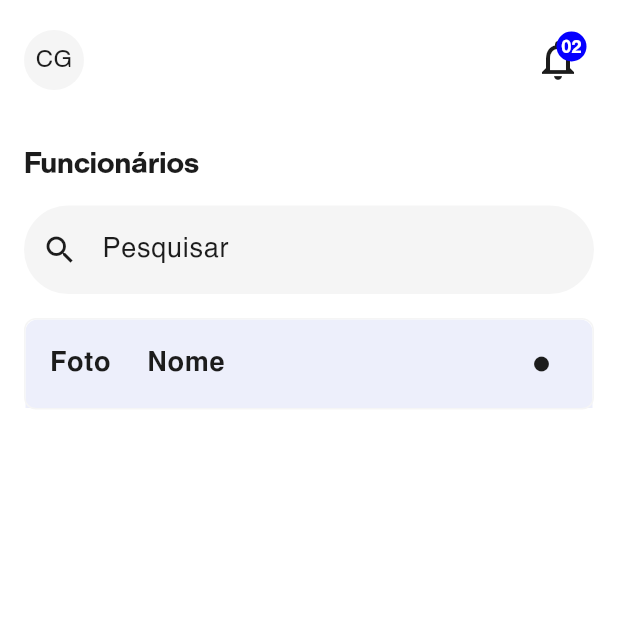
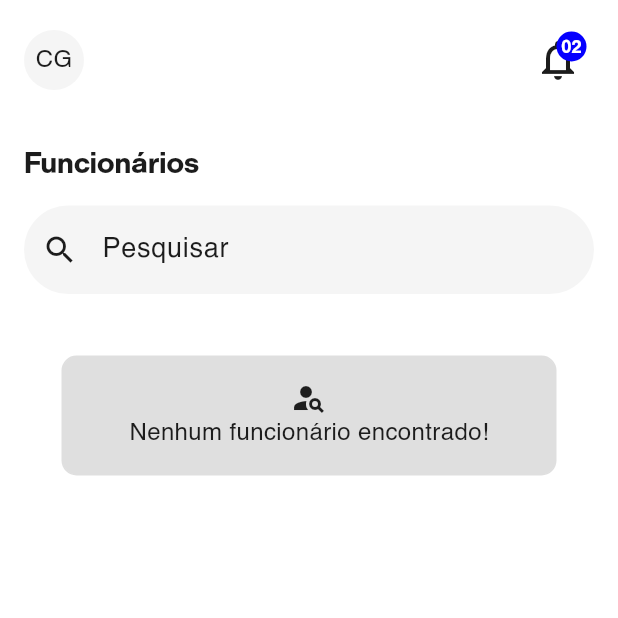
Before and after one commit to guilherme-g7/teste_pratico_betalent, a Flutter app: the screen it shows after launch, on a phone screen of 412 x 824 dp, the top half of it. Run offline on Flutter 3.47's test engine with Material 3 defaults, Android fonts, the phone set to English and light mode, and no system bars; our stand-ins replace dio, go_router, logger; network calls fail.

Commit message:
Adicionado card notfound quando busca não resultar em um employee.

```diff
--- a/lib/ui/features/employees/employess_screen.dart
+++ b/lib/ui/features/employees/employess_screen.dart
@@ -5,12 +5,14 @@ import 'package:teste_pratico_betalent/ui/features/employees/view_models/employe
 import '../../core/themes/colors.dart';
 import '../../core/themes/spacing.dart';
 import '../../core/ui/custom_app_bar.dart';
+import 'widgets/notfound_emplyees.dart';
 import 'widgets/search_employees.dart';
 import 'widgets/table_employees.dart';
 import 'widgets/title_employees.dart';
 
 class EmployeesScreen extends StatefulWidget {
   const EmployeesScreen({super.key, required this.viewModel});
+
   final EmployeesViewModel viewModel;
 
   @override
@@ -18,7 +20,6 @@ class EmployeesScreen extends StatefulWidget {
 }
 
 class _EmployeesScreenState extends State<EmployeesScreen> {
-
   @override
   void initState() {
     super.initState();
@@ -48,14 +49,9 @@ class _EmployeesScreenState extends State<EmployeesScreen> {
           children: [
             TitleEmployees(),
             SearchEmployees(viewModel: widget.viewModel),
-            Container(
-              width: double.maxFinite,
-              decoration: BoxDecoration(
-                border: Border.all(color: AppColors.grey3),
-                borderRadius: BorderRadius.circular(Spacing.little08),
-              ),
-              child: TableEmployees(viewModel: widget.viewModel),
-            ),
+            widget.viewModel.employees.isNotEmpty
+                ? TableEmployees(viewModel: widget.viewModel)
+                : const NotFoundEmployees(),
           ],
         ),
       ),
--- /dev/null
+++ b/lib/ui/features/employees/widgets/notfound_emplyees.dart
@@ -0,0 +1,33 @@
+import 'package:flutter/material.dart';
+
+import '../../../core/themes/colors.dart';
+import '../../../core/themes/spacing.dart';
+
+class NotFoundEmployees extends StatelessWidget {
+  const NotFoundEmployees({super.key});
+
+  @override
+  Widget build(BuildContext context) {
+    return Padding(
+      padding: const EdgeInsets.all(25.0),
+      child: Container(
+        width: double.maxFinite,
+        height: Spacing.medium80,
+        decoration: BoxDecoration(
+          color: AppColors.grey2,
+          border: Border.all(
+            color: AppColors.grey2,
+          ),
+          borderRadius: const BorderRadius.all(Radius.circular(10)),
+        ),
+        child: const Column(
+          mainAxisAlignment: MainAxisAlignment.center,
+          children: [
+            Icon(Icons.person_search_sharp),
+            Text("Nenhum funcionário encontrado!"),
+          ],
+        ),
+      ),
+    );
+  }
+}
--- a/lib/ui/features/employees/widgets/table_employees.dart
+++ b/lib/ui/features/employees/widgets/table_employees.dart
@@ -19,7 +19,13 @@ class TableEmployees extends StatefulWidget {
 class _TableEmployeesState extends State<TableEmployees> {
   @override
   Widget build(BuildContext context) {
-    return Column(
+    return Container(
+      width: double.maxFinite,
+      decoration: BoxDecoration(
+        border: Border.all(color: AppColors.grey3),
+        borderRadius: BorderRadius.circular(Spacing.little08),
+      ),
+      child: Column(
         children: [
           ListTile(
             tileColor: AppColors.blue2,
@@ -93,6 +99,7 @@ class _TableEmployeesState extends State<TableEmployees> {
                 const Divider(color: AppColors.grey3),
           ),
         ],
+      ),
     );
   }
 
```
Lines whose indentation alone changed are shown as unchanged.
